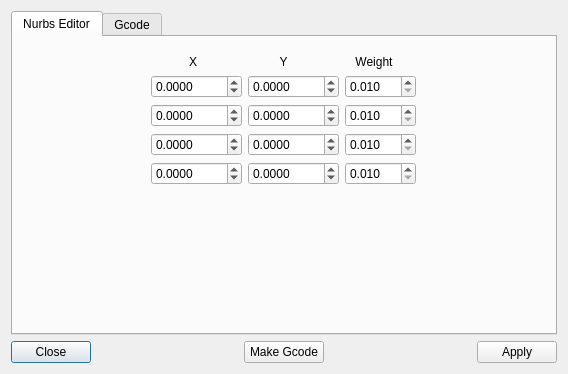
Above: share/qtvcp/widgets_ui/nurbs_editor.ui from LinuxCNC/linuxcnc before the change. Below: the same form after it.
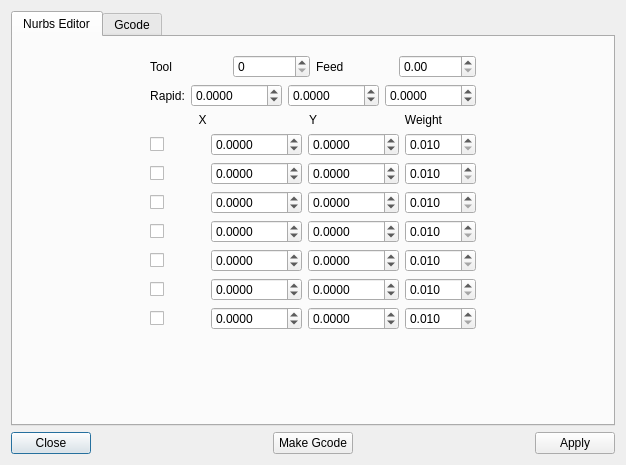
That is the form after the change.

Commit message:
qtvcp -update nurbs editor and fake_status
feedrate, tool number and now 7 selectable control points
fake_status was changed so grids could properly calculate size
it needed some real numbers...

What changed in the file:
```diff
--- a/share/qtvcp/widgets_ui/nurbs_editor.ui
+++ b/share/qtvcp/widgets_ui/nurbs_editor.ui
@@ -6,8 +6,8 @@
    <rect>
     <x>0</x>
     <y>0</y>
-    <width>568</width>
-    <height>374</height>
+    <width>626</width>
+    <height>465</height>
    </rect>
   </property>
   <property name="windowTitle">
@@ -20,6 +20,12 @@
       <number>0</number>
      </property>
      <widget class="QWidget" name="tab_view">
+      <property name="sizePolicy">
+       <sizepolicy hsizetype="Preferred" vsizetype="Fixed">
+        <horstretch>0</horstretch>
+        <verstretch>0</verstretch>
+       </sizepolicy>
+      </property>
       <attribute name="title">
        <string>Nurbs Editor</string>
       </attribute>
@@ -35,6 +41,91 @@
             </sizepolicy>
            </property>
            <layout class="QVBoxLayout" name="verticalLayout_4">
+            <item>
+             <layout class="QHBoxLayout" name="horizontalLayout_3">
+              <item>
+               <widget class="QLabel" name="label_4">
+                <property name="text">
+                 <string>Tool</string>
+                </property>
+               </widget>
+              </item>
+              <item>
+               <widget class="QSpinBox" name="toolNum">
+                <property name="maximum">
+                 <number>1000</number>
+                </property>
+               </widget>
+              </item>
+              <item>
+               <widget class="QLabel" name="label_5">
+                <property name="text">
+                 <string>Feed</string>
+                </property>
+               </widget>
+              </item>
+              <item>
+               <widget class="QDoubleSpinBox" name="feedRate">
+                <property name="maximum">
+                 <double>1000.000000000000000</double>
+                </property>
+               </widget>
+              </item>
+             </layout>
+            </item>
+            <item>
+             <layout class="QHBoxLayout" name="horizontalLayout_5">
+              <item>
+               <widget class="QLabel" name="label_9">
+                <property name="text">
+                 <string>Rapid:</string>
+                </property>
+                <property name="alignment">
+                 <set>Qt::AlignCenter</set>
+                </property>
+               </widget>
+              </item>
+              <item>
+               <widget class="QDoubleSpinBox" name="rapidX">
+                <property name="decimals">
+                 <number>4</number>
+                </property>
+                <property name="minimum">
+                 <double>-1000.000000000000000</double>
+                </property>
+                <property name="maximum">
+                 <double>10000.000000000000000</double>
+                </property>
+               </widget>
+              </item>
+              <item>
+               <widget class="QDoubleSpinBox" name="rapidY">
+                <property name="decimals">
+                 <number>4</number>
+                </property>
+                <property name="minimum">
+                 <double>-1000.000000000000000</double>
+                </property>
+                <property name="maximum">
+                 <double>10000.000000000000000</double>
+                </property>
+               </widget>
+              </item>
+              <item>
+               <widget class="QDoubleSpinBox" name="rapidZ">
+                <property name="decimals">
+                 <number>4</number>
+                </property>
+                <property name="minimum">
+                 <double>-1000.000000000000000</double>
+                </property>
+                <property name="maximum">
+                 <double>10000.000000000000000</double>
+                </property>
+               </widget>
+              </item>
+             </layout>
+            </item>
             <item>
              <layout class="QHBoxLayout" name="horizontalLayout_8">
               <item>
@@ -71,6 +162,13 @@
             </item>
             <item>
              <layout class="QHBoxLayout" name="horizontalLayout_2">
+              <item>
+               <widget class="QCheckBox" name="use_ctrl1">
+                <property name="text">
+                 <string/>
+                </property>
+               </widget>
+              </item>
               <item>
                <widget class="QDoubleSpinBox" name="x1">
                 <property name="decimals">
@@ -117,6 +215,13 @@
             </item>
             <item>
              <layout class="QHBoxLayout" name="horizontalLayout_4">
+              <item>
+               <widget class="QCheckBox" name="use_ctrl2">
+                <property name="text">
+                 <string/>
+                </property>
+               </widget>
+              </item>
               <item>
                <widget class="QDoubleSpinBox" name="x2">
                 <property name="decimals">
@@ -163,6 +268,13 @@
             </item>
             <item>
              <layout class="QHBoxLayout" name="horizontalLayout_6">
+              <item>
+               <widget class="QCheckBox" name="use_ctrl3">
+                <property name="text">
+                 <string/>
+                </property>
+               </widget>
+              </item>
               <item>
                <widget class="QDoubleSpinBox" name="x3">
                 <property name="decimals">
@@ -209,6 +321,13 @@
             </item>
             <item>
              <layout class="QHBoxLayout" name="horizontalLayout_7">
+              <item>
+               <widget class="QCheckBox" name="use_ctrl4">
+                <property name="text">
+                 <string/>
+                </property>
+               </widget>
+              </item>
               <item>
                <widget class="QDoubleSpinBox" name="x4">
                 <property name="decimals">
@@ -253,6 +372,165 @@
               </item>
              </layout>
             </item>
+            <item>
+             <layout class="QHBoxLayout" name="horizontalLayout_10">
+              <item>
+               <widget class="QCheckBox" name="use_ctrl5">
+                <property name="text">
+                 <string/>
+                </property>
+               </widget>
+              </item>
+              <item>
+               <widget class="QDoubleSpinBox" name="x5">
+                <property name="decimals">
+                 <number>4</number>
+                </property>
+                <property name="minimum">
+                 <double>-1000.000000000000000</double>
+                </property>
+                <property name="maximum">
+                 <double>10000.000000000000000</double>
+                </property>
+               </widget>
+              </item>
+              <item>
+               <widget class="QDoubleSpinBox" name="y5">
+                <property name="decimals">
+                 <number>4</number>
+                </property>
+                <property name="minimum">
+                 <double>-1000.000000000000000</double>
+                </property>
+                <property name="maximum">
+                 <double>10000.000000000000000</double>
+                </property>
+               </widget>
+              </item>
+              <item>
+               <widget class="QDoubleSpinBox" name="w5">
+                <property name="decimals">
+                 <number>3</number>
+                </property>
+                <property name="minimum">
+                 <double>0.010000000000000</double>
+                </property>
+                <property name="maximum">
+                 <double>100.000000000000000</double>
+                </property>
+                <property name="singleStep">
+                 <double>0.100000000000000</double>
+                </property>
+               </widget>
+              </item>
+             </layout>
+            </item>
+            <item>
+             <layout class="QHBoxLayout" name="horizontalLayout_11">
+              <item>
+               <widget class="QCheckBox" name="use_ctrl6">
+                <property name="text">
+                 <string/>
+                </property>
+               </widget>
+              </item>
+              <item>
+               <widget class="QDoubleSpinBox" name="x6">
+                <property name="decimals">
+                 <number>4</number>
+                </property>
+                <property name="minimum">
+                 <double>-1000.000000000000000</double>
+                </property>
+                <property name="maximum">
+                 <double>10000.000000000000000</double>
+                </property>
+               </widget>
+              </item>
+              <item>
+               <widget class="QDoubleSpinBox" name="y6">
+                <property name="decimals">
+                 <number>4</number>
+                </property>
+                <property name="minimum">
+                 <double>-1000.000000000000000</double>
+                </property>
+                <property name="maximum">
+                 <double>10000.000000000000000</double>
+                </property>
+               </widget>
+              </item>
+              <item>
+               <widget class="QDoubleSpinBox" name="w6">
+                <property name="decimals">
+                 <number>3</number>
+                </property>
+                <property name="minimum">
+                 <double>0.010000000000000</double>
+                </property>
+                <property name="maximum">
+                 <double>100.000000000000000</double>
+                </property>
+                <property name="singleStep">
+                 <double>0.100000000000000</double>
+                </property>
+               </widget>
+              </item>
+             </layout>
+            </item>
+            <item>
+             <layout class="QHBoxLayout" name="horizontalLayout_12">
+              <item>
+               <widget class="QCheckBox" name="use_ctrl7">
+                <property name="text">
+                 <string/>
+                </property>
+               </widget>
+              </item>
+              <item>
+               <widget class="QDoubleSpinBox" name="x7">
+                <property name="decimals">
+                 <number>4</number>
+                </property>
+                <property name="minimum">
+                 <double>-1000.000000000000000</double>
+                </property>
+                <property name="maximum">
+                 <double>10000.000000000000000</double>
+                </property>
+               </widget>
+              </item>
+              <item>
+               <widget class="QDoubleSpinBox" name="y7">
+                <property name="decimals">
+                 <number>4</number>
+                </property>
+                <property name="minimum">
+                 <double>-1000.000000000000000</double>
+                </property>
+                <property name="maximum">
+                 <double>10000.000000000000000</double>
+                </property>
+               </widget>
+              </item>
+              <item>
+               <widget class="QDoubleSpinBox" name="w7">
+                <property name="decimals">
+                 <number>3</number>
+                </property>
+                <property name="minimum">
+                 <double>0.010000000000000</double>
+                </property>
+                <property name="maximum">
+                 <double>100.000000000000000</double>
+                </property>
+                <property name="singleStep">
+                 <double>0.100000000000000</double>
+                </property>
+               </widget>
+              </item>
+             </layout>
+            </item>
             <item>
              <spacer name="verticalSpacer">
               <property name="orientation">
@@ -261,7 +539,7 @@
               <property name="sizeHint" stdset="0">
                <size>
                 <width>20</width>
-                <height>40</height>
+                <height>0</height>
                </size>
               </property>
              </spacer>
```
Left out of the diff: 385 changed lines with no effect on the pictures. The commit also changes 2 other files.
